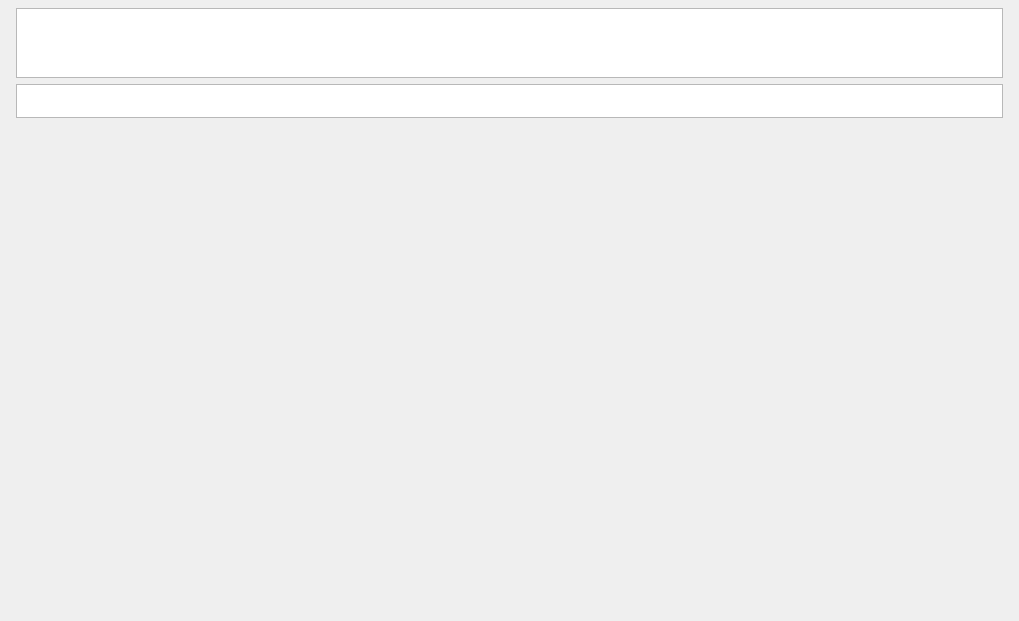
Old version of the form vms/client/nx_vms_client_desktop/src/nx/vms/client/desktop/settings/server/pages/poe_settings_widget.ui in the repository networkoptix/nx_open.
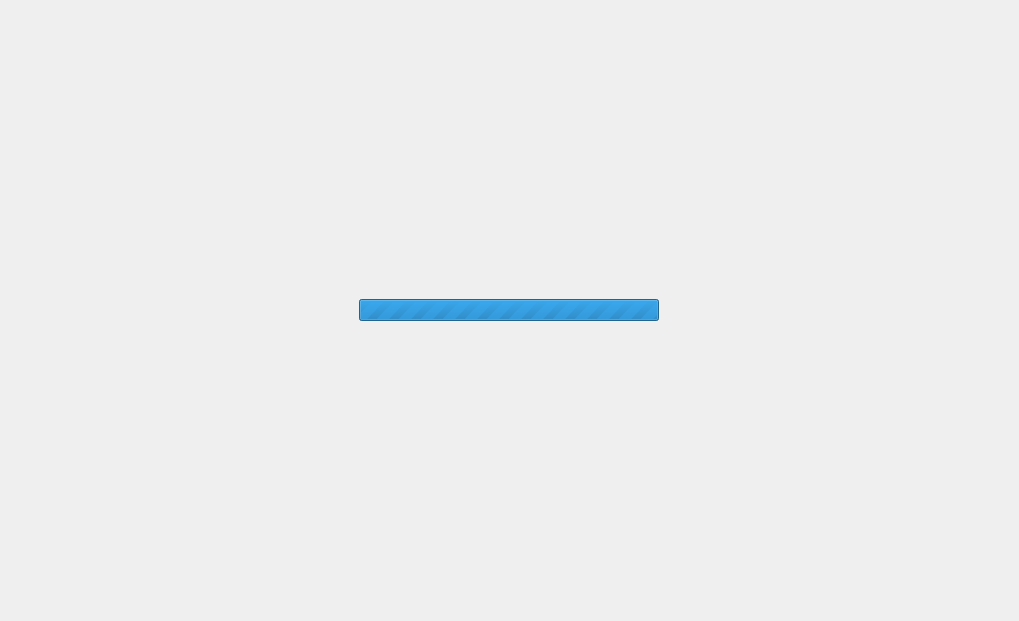
New version of the form. Custom widgets are drawn as their Qt base class.

Commit message:
VMS-CR-19991: Added preloader for initial load state
<==== Mercurial data ====>
Branch: x_VMS_hanwha_nvr_gui_part

The edit to the form file:
```diff
--- a/vms/client/nx_vms_client_desktop/src/nx/vms/client/desktop/settings/server/pages/poe_settings_widget.ui
+++ b/vms/client/nx_vms_client_desktop/src/nx/vms/client/desktop/settings/server/pages/poe_settings_widget.ui
@@ -10,21 +10,54 @@
     <height>621</height>
    </rect>
   </property>
-  <layout class="QVBoxLayout" name="verticalLayout_2">
-   <property name="leftMargin">
-    <number>0</number>
-   </property>
-   <property name="topMargin">
-    <number>0</number>
-   </property>
-   <property name="rightMargin">
-    <number>0</number>
-   </property>
-   <property name="bottomMargin">
-    <number>8</number>
-   </property>
-   <item>
     <layout class="QVBoxLayout" name="verticalLayout">
+   <item>
+    <widget class="QStackedWidget" name="stackedWidget">
+     <property name="currentIndex">
+      <number>0</number>
+     </property>
+     <widget class="QWidget" name="preloaderPage">
+      <layout class="QGridLayout" name="gridLayout">
+       <item row="0" column="0">
+        <widget class="QProgressBar" name="progressBar">
+         <property name="maximumSize">
+          <size>
+           <width>300</width>
+           <height>16777215</height>
+          </size>
+         </property>
+         <property name="maximum">
+          <number>0</number>
+         </property>
+         <property name="value">
+          <number>0</number>
+         </property>
+         <property name="textVisible">
+          <bool>false</bool>
+         </property>
+         <property name="format">
+          <string/>
+         </property>
+        </widget>
+       </item>
+      </layout>
+     </widget>
+     <widget class="QWidget" name="poeSettingsPage">
+      <layout class="QVBoxLayout" name="verticalLayout_3">
+       <property name="leftMargin">
+        <number>0</number>
+       </property>
+       <property name="topMargin">
+        <number>0</number>
+       </property>
+       <property name="rightMargin">
+        <number>0</number>
+       </property>
+       <property name="bottomMargin">
+        <number>0</number>
+       </property>
+       <item>
+        <layout class="QVBoxLayout" name="poeSettingsLayout">
      <property name="leftMargin">
       <number>16</number>
      </property>
@@ -185,6 +218,10 @@
      <property name="text" stdset="0">
       <string>Attention! Power limit exceeded</string>
      </property>
+        </widget>
+       </item>
+      </layout>
+     </widget>
     </widget>
    </item>
   </layout>
```
Lines whose indentation alone changed are shown as unchanged. The commit also changes 9 other files.
